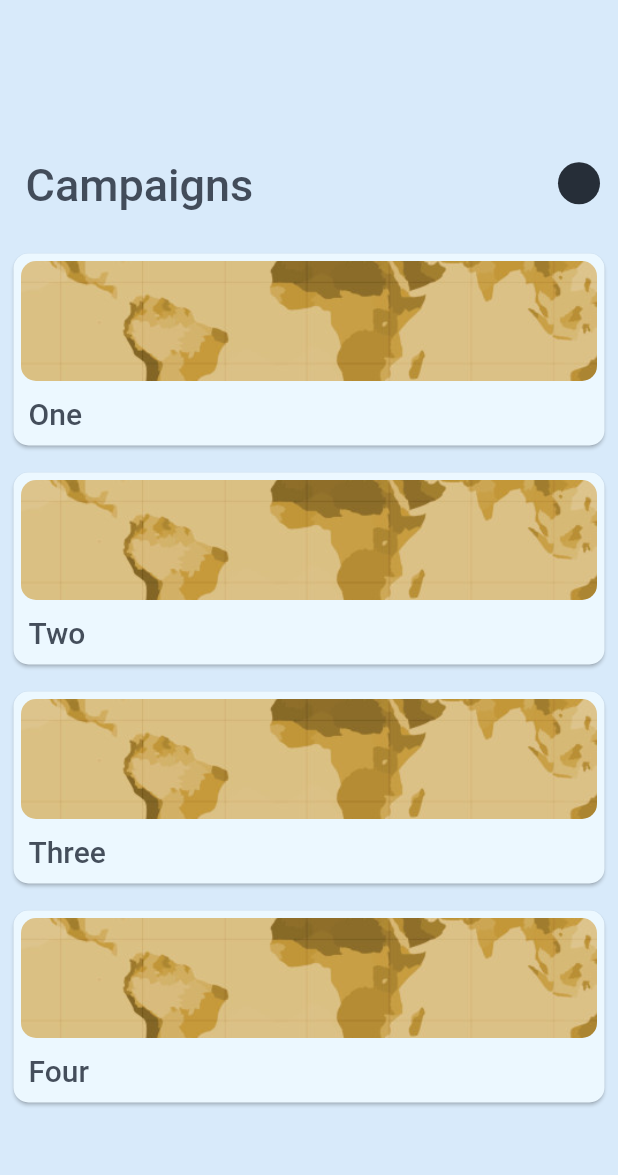
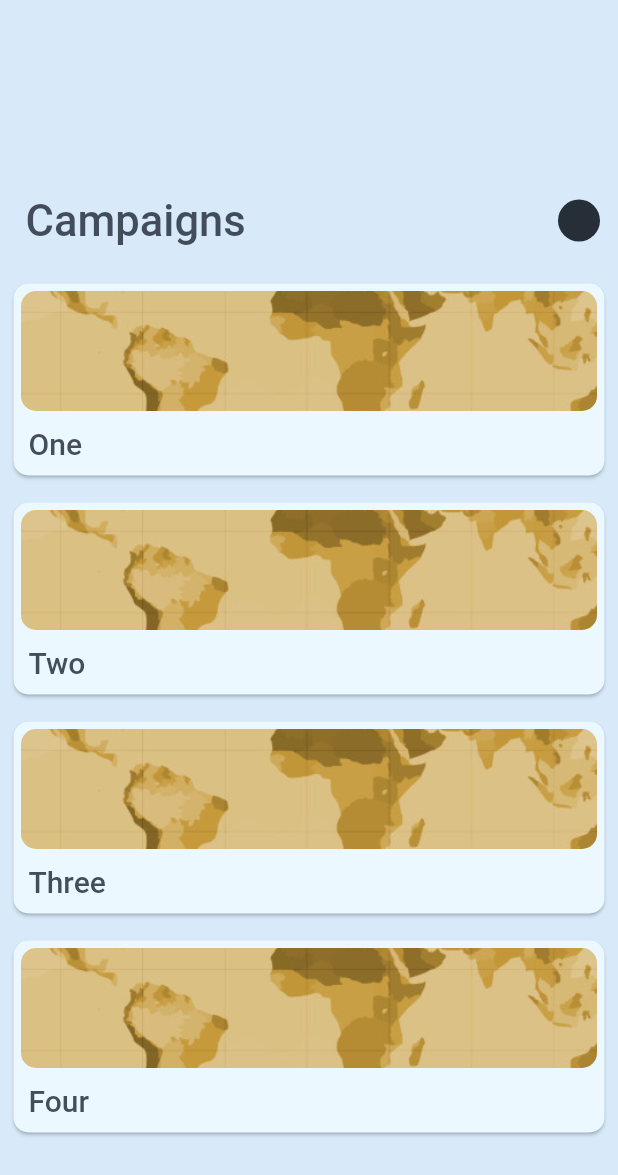
Before and after one commit to Motii1/CampaignKeeper, a Flutter app: the Campaigns screen opened by its route, on a phone screen of 412 x 824 dp. Shown: the top 1175 px of the screen. Run offline on Flutter 3.47's test engine with Material 2 defaults, Android fonts, the phone set to English and light mode, and no system bars; our stand-ins replace device_info, flutter_secure_storage, flutter_spinkit, flutter_svg, shared_preferences; accounts and stored records are empty; network calls fail.

Commit message:
Rework app bar and fix one exception

```diff
--- a/mobile/CampaignKeeper_mobile/lib/components/keeper_app_bar.dart
+++ b/mobile/CampaignKeeper_mobile/lib/components/keeper_app_bar.dart
@@ -76,8 +76,8 @@ class KeeperAppBar extends StatelessWidget {
   final List<PopupMenuEntry<dynamic>> Function(BuildContext)? popupItemBuilder;
   final void Function(dynamic)? popupOnSelected;
   final Future<void> Function()? onRefresh;
-  final double _expandedHeight = 160.0;
-  final double _collapsedHeight = 58.4;
+  final double _expandedHeight = 180.0;
+  final double _collapsedHeight = 66;
 
   bool canPop(BuildContext context) {
     final NavigatorState? navigator = Navigator.maybeOf(context);
@@ -90,7 +90,6 @@ class KeeperAppBar extends StatelessWidget {
 
   @override
   Widget build(BuildContext context) {
-    final double _textScale = MediaQuery.of(context).textScaleFactor;
     Color _bgColor = backgroundColor == null
         ? Theme.of(context).colorScheme.background
         : backgroundColor!;
@@ -115,18 +114,20 @@ class KeeperAppBar extends StatelessWidget {
                   builder: (BuildContext context, BoxConstraints constraints) {
                     double _realAppBarHeight =
                         MediaQuery.of(context).padding.top + _collapsedHeight;
-                    double itemBottomPadding =
+                    double increasePercent =
                         (constraints.biggest.height - _realAppBarHeight) /
-                            (_expandedHeight - _realAppBarHeight) *
-                            3.85;
-                    return Row(
-                      crossAxisAlignment: CrossAxisAlignment.end,
+                            (_expandedHeight - _realAppBarHeight);
+                    return Column(
+                      children: [
+                        Expanded(child: Container()),
+                        Row(
+                          crossAxisAlignment: CrossAxisAlignment.center,
                           children: [
                             Padding(
                               padding: EdgeInsets.only(
                                 left: 5,
                                 right: 5,
-                              bottom: (8 + itemBottomPadding) * _textScale),
+                              ),
                               child: canPop(context)
                                   ? IconButton(
                                       onPressed: () {
@@ -144,29 +145,33 @@ class KeeperAppBar extends StatelessWidget {
                                   : Container(width: 7),
                             ),
                             Expanded(
-                          child: FlexibleSpaceBar(
-                            title: Text(
+                              child: Text(
                                 title,
                                 style: TextStyle(
                                   color: Theme.of(context)
                                       .appBarTheme
                                       .titleTextStyle!
                                       .color,
+                                  fontSize: 23 + (increasePercent * 6),
+                                  fontWeight: FontWeight.w500,
                                 ),
                               ),
-                            titlePadding: EdgeInsets.fromLTRB(0, 0, 0, 20),
                             ),
-                        ),
+                            ConstrainedBox(
+                                constraints: BoxConstraints(
+                              minHeight: _collapsedHeight,
+                            )),
                             Padding(
                               padding: EdgeInsets.only(
-                              left: 0,
                                 right: 2,
-                              bottom: (10 + itemBottomPadding) * _textScale),
+                              ),
                               child: popupItemBuilder == null
                                   ? Container()
                                   : KeeperPopup(
                                       itemBuilder: popupItemBuilder!,
                                       onSelected: popupOnSelected),
+                            ),
+                          ],
                         ),
                       ],
                     );
@@ -179,7 +184,8 @@ class KeeperAppBar extends StatelessWidget {
         body: RefreshIndicator(
           onRefresh: onRefresh == null ? _refresh : onRefresh!,
           color: Theme.of(context).colorScheme.onBackground,
-          displacement: onRefresh == null ? 0 : 45,
+          displacement: onRefresh == null ? 0 : 50,
+          strokeWidth: 3,
           child: Builder(
             builder: (BuildContext context) {
               return CustomScrollView(
--- a/mobile/CampaignKeeper_mobile/lib/components/keeper_state.dart
+++ b/mobile/CampaignKeeper_mobile/lib/components/keeper_state.dart
@@ -9,7 +9,7 @@ class KeeperState<T extends StatefulWidget> extends State<T> with WidgetsBinding
   @override
   void didChangeAppLifecycleState(AppLifecycleState state) async {
     if (state == AppLifecycleState.resumed) {
-      if (ModalRoute.of(context)!.isCurrent) {
+      if (ModalRoute.of(context)!.isCurrent && this.mounted) {
         await LifeCycleHelper().loginOnResume(context);
         onResume();
       }
```
Lines whose indentation alone changed are shown as unchanged.
